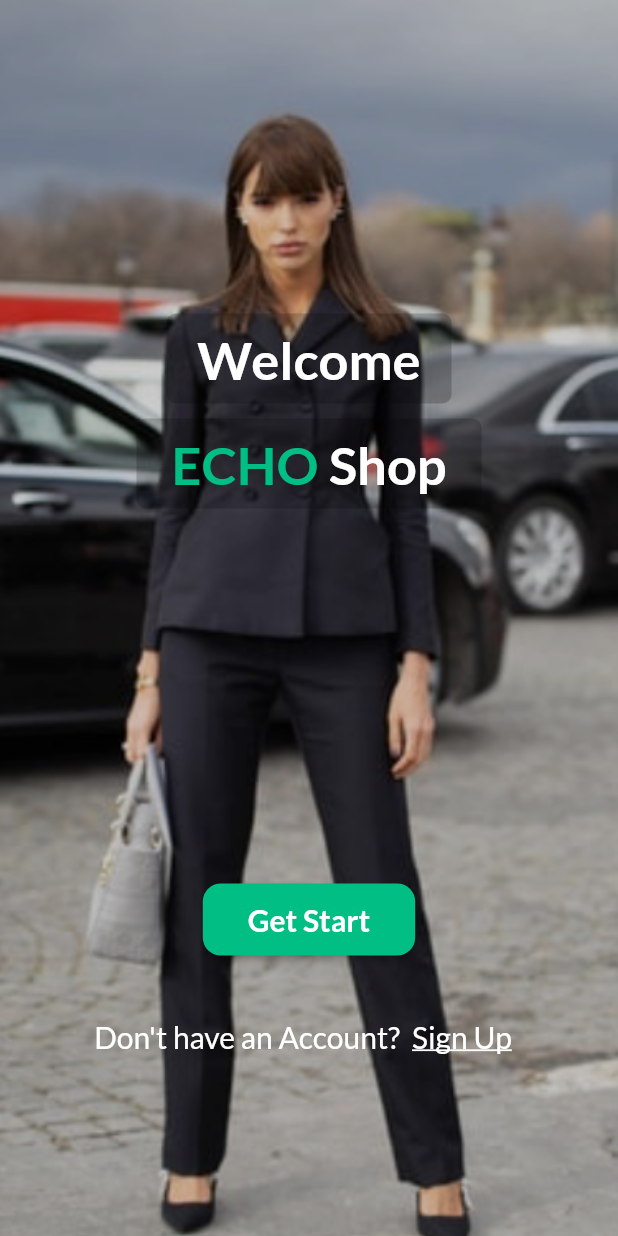
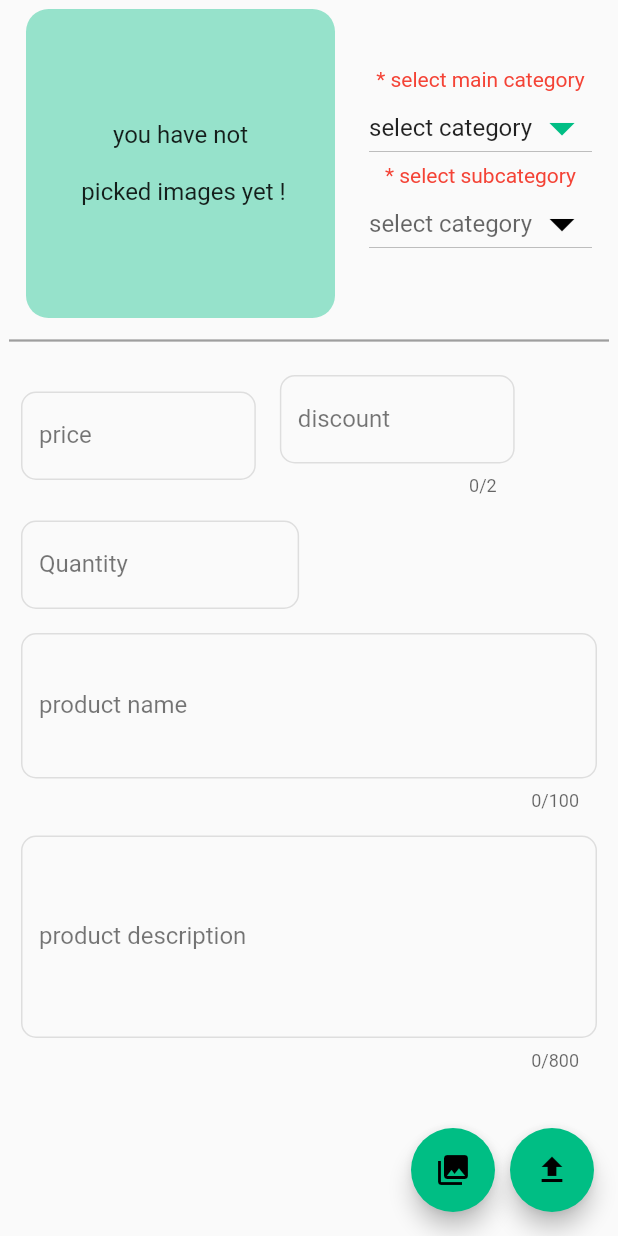
Before and after one commit to HeshamAli5225/ICHO_SHOP, a Flutter app: the screen it shows after launch, on a phone screen of 412 x 824 dp. Run offline on Flutter 3.47's test engine with Material 2 defaults, Android fonts, the phone set to English and light mode, and no system bars; our stand-ins replace badges, carousel_slider, cloud_firestore, easy_localization, firebase_auth, firebase_core and 10 more; missing offline and left inert: flutter_facebook_auth, flutter_stripe; accounts and stored records are empty.

Commit message:
upload
upload done

```diff
--- a/lib/main.dart
+++ b/lib/main.dart
@@ -9,6 +9,7 @@ import 'package:get_storage/get_storage.dart';
 import 'package:shop/logic/bindings/main_binding.dart';
 import 'package:shop/logic/controllers/theme_controller.dart';
 import 'package:shop/utils/theme.dart';
+import 'package:shop/veiw/screens/suppliers/upload.dart';
 
 
 import 'firebase_options.dart';
@@ -53,14 +54,14 @@ class MyApp extends StatelessWidget {
       theme: ThemesApp.light,
       darkTheme: ThemesApp.dark,
       themeMode: ThemeController().themeMode,
-      //home:  WelcomeScreen()/*MainScreen()*/,
-      initialRoute: FirebaseAuth.instance.currentUser != null ||
-              GetStorage().read('auth') == true
-          ? AppRoutes.mainScreen
-          : GetStorage().read('signInBefore') == true
-              ? AppRoutes.loginScreen
-              : AppRoutes.welcome,
-      getPages: AppRoutes.routes,
+      home:  UploadProductScreen()/*MainScreen()*/,
+      // initialRoute: FirebaseAuth.instance.currentUser != null ||
+      //         GetStorage().read('auth') == true
+      //     ? AppRoutes.mainScreen
+      //     : GetStorage().read('signInBefore') == true
+      //         ? AppRoutes.loginScreen
+      //         : AppRoutes.welcome,
+      // getPages: AppRoutes.routes,
     );
   }
 }
--- /dev/null
+++ b/lib/utils/categ_lists.dart
@@ -0,0 +1,141 @@
+List<String> maincateg = [
+  'select category',
+  'men',
+  'women',
+  'electronics',
+  'accessories',
+  'shoes',
+  'home & garden',
+  'beauty',
+  'kids',
+  'bags'
+];
+
+List<String> men = [
+  'subcategory',
+  'shirt',
+  't-shirt',
+  'jacket',
+  'vest',
+  'coat',
+  'jeans',
+  'shorts',
+  'suit',
+  'other',
+];
+List<String> women = [
+  'subcategory',
+  'dress',
+  '2pcs sets',
+  't-shirt',
+  'top',
+  'skirt',
+  'jeans',
+  'pants',
+  'coat',
+  'jacket',
+  'other'
+];
+List<String> electronics = [
+  'subcategory',
+  'phone',
+  'computer',
+  'laptop',
+  'smart tv',
+  'phone holder',
+  'charger',
+  'usb cables',
+  'head phone',
+  'smart watch',
+  'tablet',
+  'mouse',
+  'keyboard',
+  'gaming',
+  'other'
+];
+
+List<String> shoes = [
+  'subcategory',
+  'men slippers',
+  'men classic',
+  'men casual',
+  'men boots',
+  'men canvas',
+  'men sport',
+  'men snadals',
+  'home slippers',
+  'women slippers',
+  'women boots',
+  'women heels',
+  'women sport',
+  'women snadals',
+  'other'
+];
+
+List<String> homeandgarden = [
+  'subcategory',
+  'living room',
+  'bed room',
+  'dinning room',
+  'kitchen tools',
+  'bath access.',
+  'furniture',
+  'decoration',
+  'lighting',
+  'garden',
+  'other'
+];
+
+List<String> beauty = [
+  'subcategory',
+  'body care',
+  'hair care',
+  'men perfume',
+  'women perfume',
+  'make up',
+  'other'
+];
+
+List<String> accessories = [
+  'subcategory',
+  'hat',
+  'men sunglass',
+  'w sunglass',
+  'classic watch',
+  'gloves',
+  'belt waist',
+  'ring',
+  'necklace',
+  'scarf set',
+  'anklet',
+  'other'
+];
+
+List<String> kids = [
+  'subcategory',
+  'girls sets',
+  'girls dress',
+  'girls top',
+  'girls pants',
+  'jacket',
+  'sweatshirts',
+  'boys sets',
+  'boys top',
+  'boys pants',
+  'home wear',
+  'boys suits',
+  'baby shoes',
+  'other'
+];
+
+List<String> bags = [
+  'subcategory',
+  'wallet',
+  'clutch',
+  'chest bag',
+  'back pack',
+  'business bags',
+  'laptop bags',
+  'women bags',
+  'other'
+];
--- /dev/null
+++ b/lib/utils/scaffold_helper.dart
@@ -0,0 +1,19 @@
+import 'package:flutter/material.dart';
+
+
+class MyMessageHandler {
+  static void showSnackBar(var _scaffoldKey, String message) {
+    _scaffoldKey.currentState!.hideCurrentSnackBar();
+    _scaffoldKey.currentState!.showSnackBar(SnackBar(
+        duration: const Duration(seconds: 2),
+        backgroundColor: Colors.green,
+        content: Text(
+          message,
+          textAlign: TextAlign.center,
+          style: const TextStyle(
+            fontSize: 18,
+            color: Colors.black,
+          ),
+        )));
+  }
+}
--- /dev/null
+++ b/lib/veiw/screens/suppliers/upload.dart
@@ -0,0 +1,489 @@
+// ignore_for_file: avoid_print
+
+import 'dart:io';
+
+import 'package:cloud_firestore/cloud_firestore.dart';
+import 'package:firebase_auth/firebase_auth.dart';
+import 'package:flutter/material.dart';
+import 'package:image_picker/image_picker.dart';
+import 'package:firebase_storage/firebase_storage.dart' as firebase_storage;
+import 'package:path/path.dart' as path;
+import 'package:uuid/uuid.dart';
+
+import '../../../utils/categ_lists.dart';
+import '../../../utils/scaffold_helper.dart';
+import '../../../utils/theme.dart';
+
+class UploadProductScreen extends StatefulWidget {
+  const UploadProductScreen({Key? key}) : super(key: key);
+
+  @override
+  _UploadProductScreenState createState() => _UploadProductScreenState();
+}
+
+class _UploadProductScreenState extends State<UploadProductScreen> {
+  final GlobalKey<FormState> _formKey = GlobalKey<FormState>();
+  final GlobalKey<ScaffoldMessengerState> _scaffoldKey =
+      GlobalKey<ScaffoldMessengerState>();
+
+  late double price;
+  late int quantity;
+  late String proName;
+  late String proDesc;
+  late String proId;
+  int? discount = 0;
+  String mainCategValue = 'select category';
+  String subCategValue = 'subcategory';
+  List<String> subCategList = [];
+  bool processing = false;
+
+  final ImagePicker _picker = ImagePicker();
+
+  List<XFile>? imagesFileList = [];
+  List<String> imagesUrlList = [];
+  dynamic _pickedImageError;
+
+  void pickProductImages() async {
+    try {
+      final pickedImages = await _picker.pickMultiImage(
+          maxHeight: 300, maxWidth: 300, imageQuality: 95);
+      setState(() {
+        imagesFileList = pickedImages!;
+      });
+    } catch (e) {
+      setState(() {
+        _pickedImageError = e;
+      });
+      print(_pickedImageError);
+    }
+  }
+
+  Widget previewImages() {
+    if (imagesFileList!.isNotEmpty) {
+      return ListView.builder(
+          itemCount: imagesFileList!.length,
+          itemBuilder: (context, index) {
+            return Image.file(File(imagesFileList![index].path));
+          });
+    } else {
+      return const Center(
+        child: Text('you have not \n \n picked images yet !',
+            textAlign: TextAlign.center, style: TextStyle(fontSize: 16)),
+      );
+    }
+  }
+
+  void selectedMainCateg(String? value) {
+    if (value == 'select category') {
+      subCategList = [];
+    } else if (value == 'men') {
+      subCategList = men;
+    } else if (value == 'women') {
+      subCategList = women;
+    } else if (value == 'electronics') {
+      subCategList = electronics;
+    } else if (value == 'accessories') {
+      subCategList = accessories;
+    } else if (value == 'shoes') {
+      subCategList = shoes;
+    } else if (value == 'home & garden') {
+      subCategList = homeandgarden;
+    } else if (value == 'beauty') {
+      subCategList = beauty;
+    } else if (value == 'kids') {
+      subCategList = kids;
+    } else if (value == 'bags') {
+      subCategList = bags;
+    }
+    print(value);
+    setState(() {
+      mainCategValue = value!;
+      subCategValue = 'subcategory';
+    });
+  }
+
+  Future<void> uploadImages() async {
+    if (mainCategValue != 'select category' && subCategValue != 'subcategory') {
+      if (_formKey.currentState!.validate()) {
+        _formKey.currentState!.save();
+        if (imagesFileList!.isNotEmpty) {
+          setState(() {
+            processing = true;
+          });
+          try {
+            for (var image in imagesFileList!) {
+              firebase_storage.Reference ref = firebase_storage
+                  .FirebaseStorage.instance
+                  .ref('products/${path.basename(image.path)}');
+
+              await ref.putFile(File(image.path)).whenComplete(() async {
+                await ref.getDownloadURL().then((value) {
+                  imagesUrlList.add(value);
+                });
+              });
+            }
+          } catch (e) {
+            print(e);
+          }
+        } else {
+          MyMessageHandler.showSnackBar(
+              _scaffoldKey, 'please pick images first');
+        }
+      } else {
+        MyMessageHandler.showSnackBar(_scaffoldKey, 'please fill all fields');
+      }
+    } else {
+      MyMessageHandler.showSnackBar(_scaffoldKey, 'please select categories');
+    }
+  }
+
+  void uploadData() async {
+    if (imagesUrlList.isNotEmpty) {
+      CollectionReference productRef =
+          FirebaseFirestore.instance.collection('products');
+
+      proId = const Uuid().v4();
+
+      await productRef.doc(proId).set({
+        'proid': proId,
+        'maincateg': mainCategValue,
+        'subcateg': subCategValue,
+        'price': price,
+        'instock': quantity,
+        'proname': proName,
+        'prodesc': proDesc,
+        'sid': FirebaseAuth.instance.currentUser!.uid,
+        'proimages': imagesUrlList,
+        'discount': discount,
+      }).whenComplete(() {
+        setState(() {
+          processing = false;
+          imagesFileList = [];
+          mainCategValue = 'select category';
+
+          subCategList = [];
+          imagesUrlList = [];
+        });
+        _formKey.currentState!.reset();
+      });
+    } else {
+      print('no images');
+    }
+  }
+
+  void uploadProduct() async {
+    await uploadImages().whenComplete(() => uploadData());
+  }
+
+  @override
+  Widget build(BuildContext context) {
+    var size = MediaQuery.of(context).size;
+    return ScaffoldMessenger(
+      key: _scaffoldKey,
+      child: Scaffold(
+          body: SafeArea(
+            child: SingleChildScrollView(
+              padding: EdgeInsets.all(6),
+              // reverse: true,
+              keyboardDismissBehavior: ScrollViewKeyboardDismissBehavior.onDrag,
+              child: Form(
+                key: _formKey,
+                child: Column(
+                  crossAxisAlignment: CrossAxisAlignment.start,
+                  children: [
+                    Row(
+                        mainAxisAlignment: MainAxisAlignment.spaceAround,
+                        children: [
+                          Container(
+
+                            decoration: BoxDecoration(
+
+                                color: mainColor.withOpacity(.4),
+                                borderRadius: BorderRadius.circular(15)),
+                            height: size.width * 0.5,
+                            width: size.width * 0.5,
+                            child: imagesFileList != null
+                                ? ClipRRect(borderRadius: BorderRadius.circular(15),child: previewImages())
+                                : const Center(
+                                    child: Text(
+                                        'you have not \n \n picked images yet !',
+                                        textAlign: TextAlign.center,
+                                        style: TextStyle(fontSize: 16)),
+                                  ),
+                          ),
+                          Column(
+                            mainAxisAlignment: MainAxisAlignment.spaceAround,
+                            crossAxisAlignment: CrossAxisAlignment.start,
+                            children: [
+                              Column(
+                                children: [
+                                  const Text(
+                                    '* select main category',
+                                    style: TextStyle(color: Colors.red),
+                                  ),
+                                  DropdownButton(
+                                      iconSize: 40,
+                                      iconEnabledColor: mainColor,
+                                      dropdownColor: Colors.grey,
+                                      value: mainCategValue,
+                                      items: maincateg
+                                          .map<DropdownMenuItem<String>>(
+                                              (value) {
+                                        return DropdownMenuItem(
+                                          child: Text(value),
+                                          value: value,
+                                        );
+                                      }).toList(),
+                                      onChanged: (String? value) {
+                                        selectedMainCateg(value);
+                                      }),
+                                ],
+                              ),
+                              Column(
+                                children: [
+                                  const Text(
+                                    '* select subcategory',
+                                    style: TextStyle(color: Colors.red),
+                                  ),
+                                  DropdownButton(
+                                      iconSize: 40,
+                                      iconEnabledColor: mainColor,
+
+                                      iconDisabledColor: Colors.black,
+                                      dropdownColor: Colors.grey,                                      menuMaxHeight: 500,
+                                      disabledHint:
+                                          const Text('select category'),
+                                      value: subCategValue,
+                                      items: subCategList
+                                          .map<DropdownMenuItem<String>>(
+                                              (value) {
+                                        return DropdownMenuItem(
+                                          child: Text(value),
+                                          value: value,
+                                        );
+                                      }).toList(),
+                                      onChanged: (String? value) {
+                                        print(value);
+                                        setState(() {
+                                          subCategValue = value!;
+                                        });
+                                      })
+                                ],
+                              ),
+                            ],
+                          )
+                        ]),
+                    const SizedBox(
+                      height: 30,
+                      child: Divider(
+                        color: Colors.grey,
+                        thickness: 1.5,
+                      ),
+                    ),
+                    Row(
+                      children: [
+                        Padding(
+                          padding: const EdgeInsets.all(8.0),
+                          child: SizedBox(
+                            width: MediaQuery.of(context).size.width * 0.38,
+                            child: TextFormField(
+                                validator: (value) {
+                                  if (value!.isEmpty) {
+                                    return 'please enter price';
+                                  } else if (value.isValidPrice() != true) {
+                                    return 'invalid price';
+                                  }
+                                  return null;
+                                },
+                                onSaved: (value) {
+                                  price = double.parse(value!);
+                                },
+                                keyboardType:
+                                    const TextInputType.numberWithOptions(
+                                        decimal: true),
+                                decoration: textFormDecoration.copyWith(
+                                  labelText: 'price',
+                                  hintText: 'price .. \$',
+                                )),
+                          ),
+                        ),
+                        Padding(
+                          padding: const EdgeInsets.all(8.0),
+                          child: SizedBox(
+                            width: MediaQuery.of(context).size.width * 0.38,
+                            child: TextFormField(
+                                maxLength: 2,
+                                validator: (value) {
+                                  if (value!.isEmpty) {
+                                    return null;
+                                  } else if (value.isValidDiscount() != true) {
+                                    return 'invalid discount';
+                                  }
+                                  return null;
+                                },
+                                onSaved: (value) {
+                                  discount = int.parse(value!);
+                                },
+                                keyboardType:
+                                    const TextInputType.numberWithOptions(
+                                        decimal: true),
+                                decoration: textFormDecoration.copyWith(
+                                  labelText: 'discount',
+                                  hintText: 'discount .. %',
+                                )),
+                          ),
+                        ),
+                      ],
+                    ),
+                    Padding(
+                      padding: const EdgeInsets.all(8.0),
+                      child: SizedBox(
+                        width: MediaQuery.of(context).size.width * 0.45,
+                        child: TextFormField(
+                            validator: (value) {
+                              if (value!.isEmpty) {
+                                return 'please enter Quantity';
+                              } else if (value.isValidQuantity() != true) {
+                                return 'not valid quantity';
+                              }
+                              return null;
+                            },
+                            onSaved: (value) {
+                              quantity = int.parse(value!);
+                            },
+                            keyboardType: TextInputType.number,
+                            decoration: textFormDecoration.copyWith(
+                              labelText: 'Quantity',
+                              hintText: 'Add Quantity',
+                            )),
+                      ),
+                    ),
+                    Padding(
+                      padding: const EdgeInsets.all(8.0),
+                      child: SizedBox(
+                        width: MediaQuery.of(context).size.width,
+                        child: TextFormField(
+                            validator: (value) {
+                              if (value!.isEmpty) {
+                                return 'please enter product name';
+                              }
+                              return null;
+                            },
+                            onSaved: (value) {
+                              proName = value!;
+                            },
+                            maxLength: 100,
+                            maxLines: 3,
+                            decoration: textFormDecoration.copyWith(
+                              labelText: 'product name',
+                              hintText: 'Enter product name',
+                            )),
+                      ),
+                    ),
+                    Padding(
+                      padding: const EdgeInsets.all(8.0),
+                      child: SizedBox(
+                        width: MediaQuery.of(context).size.width,
+                        child: TextFormField(
+                            validator: (value) {
+                              if (value!.isEmpty) {
+                                return 'please enter product description';
+                              }
+                              return null;
+                            },
+                            onSaved: (value) {
+                              proDesc = value!;
+                            },
+                            maxLength: 800,
+                            maxLines: 5,
+                            decoration: textFormDecoration.copyWith(
+                              labelText: 'product description',
+                              hintText: 'Enter product description',
+                            )),
+                      ),
+                    )
+                  ],
+                ),
+              ),
+            ),
+          ),
+          floatingActionButton: Row(
+            mainAxisAlignment: MainAxisAlignment.end,
+            children: [
+              Padding(
+                padding: const EdgeInsets.only(right: 10),
+                child: FloatingActionButton(
+                  onPressed: imagesFileList!.isEmpty
+                      ? () {
+                          pickProductImages();
+                        }
+                      : () {
+                          setState(() {
+                            imagesFileList = [];
+                          });
+                        },
+                  backgroundColor: mainColor,
+                  child: imagesFileList!.isEmpty
+                      ? const Icon(
+                          Icons.photo_library,
+                          color: Colors.black,
+                        )
+                      : const Icon(
+                          Icons.delete_forever,
+                          color: Colors.black,
+                        ),
+                ),
+              ),
+              FloatingActionButton(
+                onPressed: processing == true
+                    ? null
+                    : () {
+                        uploadProduct();
+                      },
+                backgroundColor: mainColor,
+                child: processing == true
+                    ? const CircularProgressIndicator(
+                        color: Colors.black,
+                      )
+                    : const Icon(
+                        Icons.upload,
+                        color: Colors.black,
+                      ),
+              )
+            ],
+          )),
+    );
+  }
+}
+
+var textFormDecoration = InputDecoration(
+  labelText: 'price',
+  hintText: 'price .. \$',
+  labelStyle: const TextStyle(color: Colors.black54),
+  border: OutlineInputBorder(borderRadius: BorderRadius.circular(10)),
+  enabledBorder: OutlineInputBorder(
+      borderSide:  BorderSide(color: Colors.grey.withOpacity(.3), width: 1),
+      borderRadius: BorderRadius.circular(10)),
+  focusedBorder: OutlineInputBorder(
+      borderSide: const BorderSide(color: Colors.blueAccent, width: 2),
+      borderRadius: BorderRadius.circular(10)),
+);
+
+extension QuantityValidator on String {
+  bool isValidQuantity() {
+    return RegExp(r'^[1-9][0-9]*$').hasMatch(this);
+  }
+}
+
+extension PriceValidator on String {
+  bool isValidPrice() {
+    return RegExp(r'^((([1-9][0-9]*[\.]*)||([0][\.]*))([0-9]{1,2}))$')
+        .hasMatch(this);
+  }
+}
+
+extension DiscountValidator on String {
+  bool isValidDiscount() {
+    return RegExp(r'^([0-9]*)$').hasMatch(this);
+  }
+}
--- a/lib/veiw/widgets/payment/payment_button_widget.dart
+++ b/lib/veiw/widgets/payment/payment_button_widget.dart
@@ -110,7 +110,8 @@ createPaymentIntent(String amount, String currency) async {
     Map<String, dynamic> body = {
       'amount': calculateAmount(amount),
       'currency': currency,
-      'payment_method_types[]': 'card'
+      'payment_method_types[]': 'card',
+      "payment_method_options[card][request_three_d_secure]":"any",
     };
     var response = await http.post(
         Uri.parse('https://api.stripe.com/v1/payment_intents'),
--- a/pubspec.yaml
+++ b/pubspec.yaml
@@ -53,6 +53,9 @@ dependencies:
   flutter_bloc: ^8.0.1
   flutter_stripe: ^3.2.0
   cloud_firestore: ^3.2.1
+  image_picker: ^0.8.5+3
+  uuid: ^3.0.6
+  firebase_storage: ^10.3.1
 dev_dependencies:
   flutter_test:
     sdk: flutter
```
Also changed, not shown: pubspec.lock.
